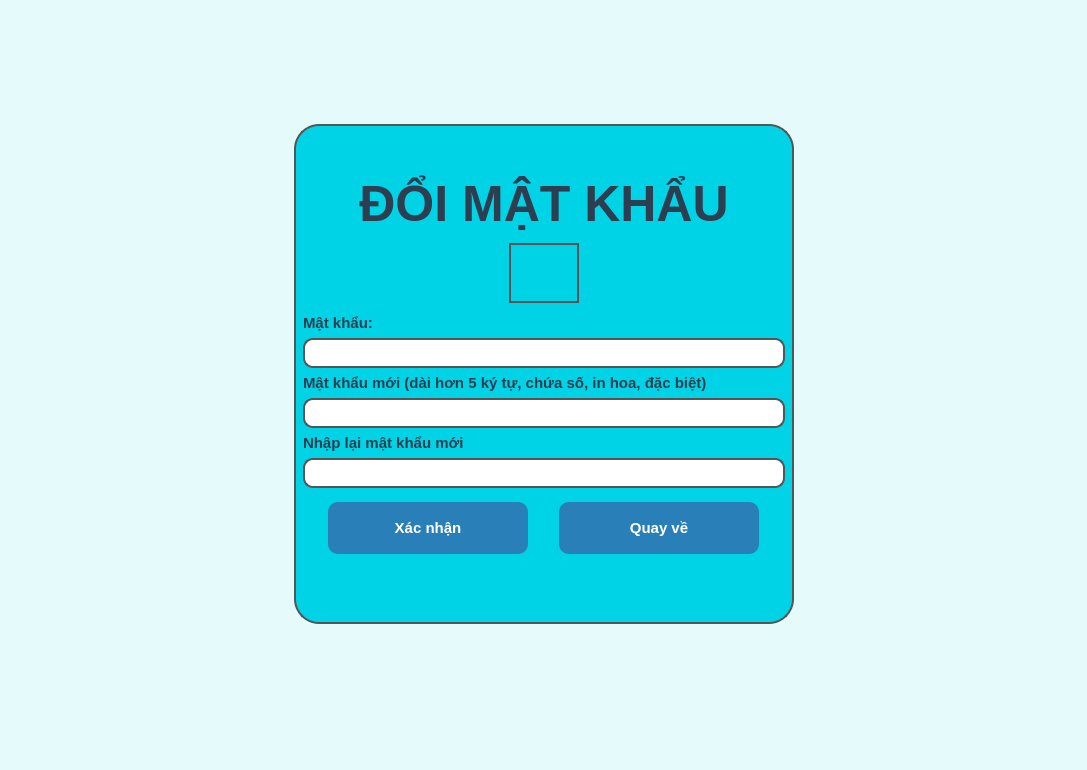
This is MAIN PROJECT/BACKENDWORK/changePasswordWindow.ui in dhqkhanh2430/ScrollTravel-PROJECT as Qt 5 draws it before an edit. The edited form follows.
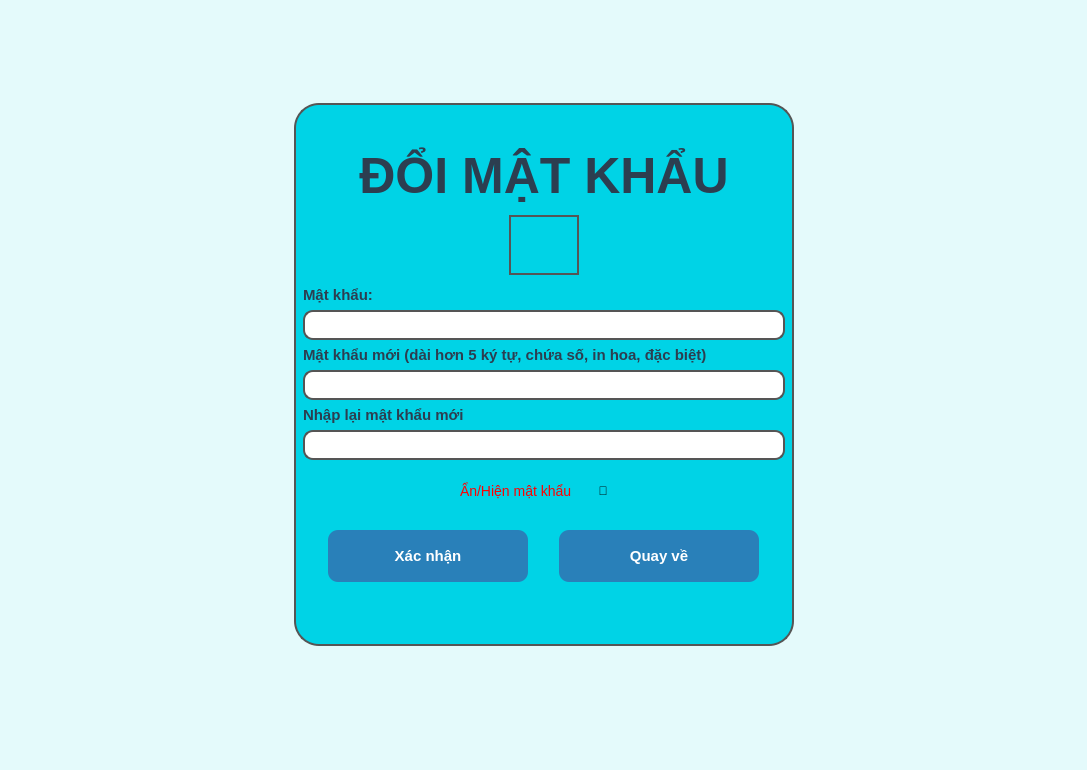
This is the edited form. Icons and pictures are not drawn.

Commit message:
Update for Register and Change Password screen
added toggle show/hide password

The edit to the form file:
```diff
--- a/MAIN PROJECT/BACKENDWORK/changePasswordWindow.ui
+++ b/MAIN PROJECT/BACKENDWORK/changePasswordWindow.ui
@@ -349,6 +349,84 @@
            </property>
           </widget>
          </item>
+         <item>
+          <layout class="QHBoxLayout" name="horizontalLayout_4">
+           <item>
+            <spacer name="horizontalSpacer_5">
+             <property name="orientation">
+              <enum>Qt::Horizontal</enum>
+             </property>
+             <property name="sizeHint" stdset="0">
+              <size>
+               <width>40</width>
+               <height>20</height>
+              </size>
+             </property>
+            </spacer>
+           </item>
+           <item>
+            <widget class="QLabel" name="showPassHint">
+             <property name="styleSheet">
+              <string notr="true">/* Trạng thái bình thường: Trong suốt, không viền */
+QLabel#showPassHint {
+    background-color: transparent; /* Nền trong suốt */
+    border: none;                  /* Bỏ viền */
+    color: #ff0000;                /* Màu xanh link (giống web) */
+    font-size: 14px;
+    text-align: left;              /* Canh trái (hoặc center tùy bạn) */
+}
+</string>
+             </property>
+             <property name="text">
+              <string>Ẩn/Hiện mật khẩu</string>
+             </property>
+            </widget>
+           </item>
+           <item>
+            <widget class="QPushButton" name="showPass">
+             <property name="minimumSize">
+              <size>
+               <width>50</width>
+               <height>50</height>
+              </size>
+             </property>
+             <property name="maximumSize">
+              <size>
+               <width>50</width>
+               <height>50</height>
+              </size>
+             </property>
+             <property name="styleSheet">
+              <string notr="true">QPushButton#showPass{
+	background: transparent;
+	border: transparent;
+}
+QPushButton#showPass:hover{
+	background: #d3d3d3;
+	border-radius: 0px;
+	border: 1px solid #00FFFF;
+}</string>
+             </property>
+             <property name="text">
+              <string>🙈</string>
+             </property>
+            </widget>
+           </item>
+           <item>
+            <spacer name="horizontalSpacer_6">
+             <property name="orientation">
+              <enum>Qt::Horizontal</enum>
+             </property>
+             <property name="sizeHint" stdset="0">
+              <size>
+               <width>40</width>
+               <height>20</height>
+              </size>
+             </property>
+            </spacer>
+           </item>
+          </layout>
+         </item>
         </layout>
        </item>
        <item>
```
The commit also changes 4 other files.
